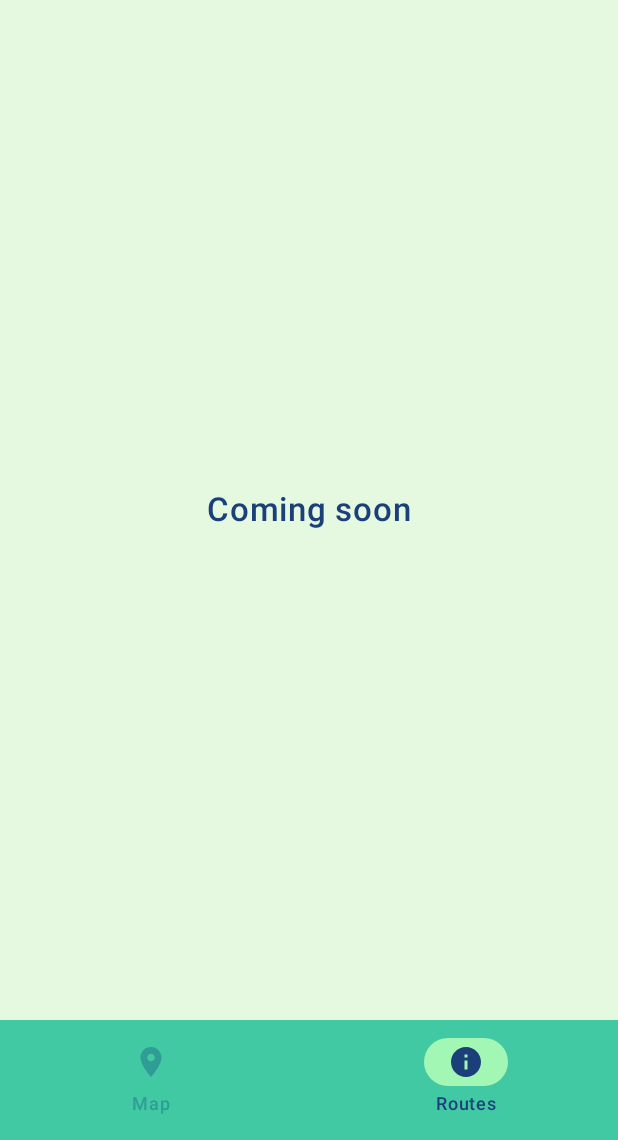
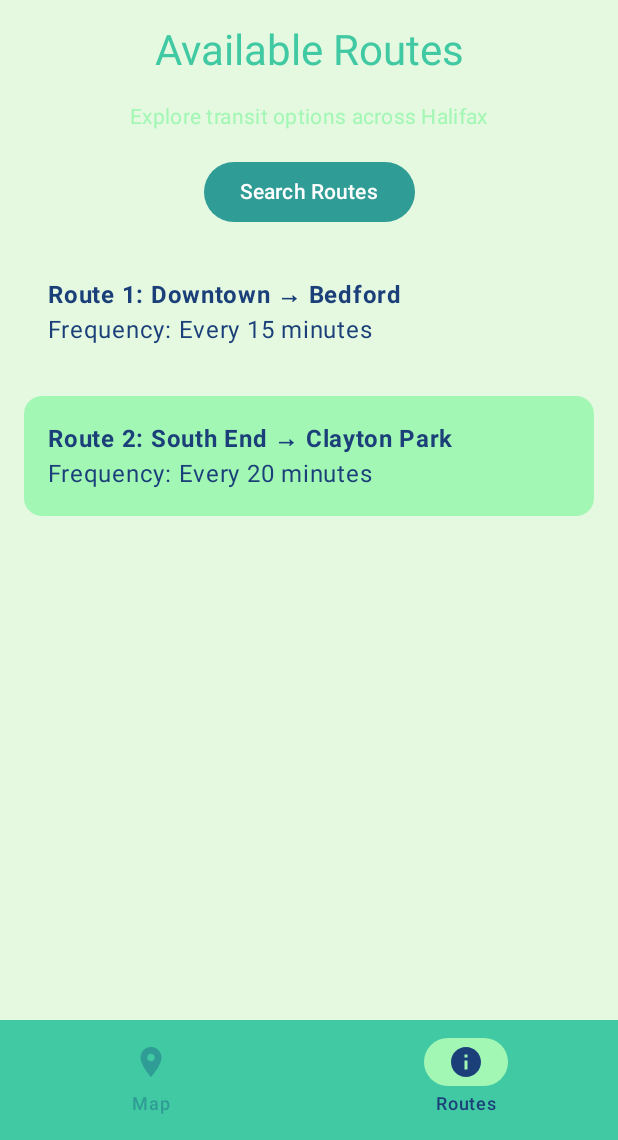
Before and after one commit to Luc-brou/Final-Project--Mobile-Dev, an Android app built with Jetpack Compose: the RoutesScreen screen opened through its navigation route, on a phone screen of 412 x 824 dp, the part 96-1236 px from its top. Run offline under Robolectric (Android 15) with nearby library versions, the phone set to English and light mode, and no system bars; libraries missing offline, so code that uses them is left out: com.google.transit.realtime, com.mapbox.geojson, com.mapbox.maps; 7 statements that could not run were skipped.

Commit message:
Themes updated, splash screen updated, placeholder routes screen

```diff
--- a/app/build.gradle.kts
+++ b/app/build.gradle.kts
@@ -66,6 +66,7 @@ dependencies {
     //
     implementation("androidx.compose.material3:material3:1.3.0")   // or latest stable
     implementation("com.google.android.material:material:1.12.0")  // Material Components
+    implementation("androidx.core:core-splashscreen:1.0.0")
 
     // GTFS transit feed - https://gtfs.org/realtime/language-bindings/java/
     implementation(group = "org.mobilitydata", name= "gtfs-realtime-bindings", version= "0.0.8")
--- a/app/src/main/java/com/example/halifaxtransit/screens/RoutesScreen.kt
+++ b/app/src/main/java/com/example/halifaxtransit/screens/RoutesScreen.kt
@@ -1,28 +1,74 @@
 package com.example.halifaxtransit.screens
 
-import androidx.compose.foundation.layout.Arrangement
-import androidx.compose.foundation.layout.Column
-import androidx.compose.foundation.layout.fillMaxSize
-import androidx.compose.material3.MaterialTheme
-import androidx.compose.material3.Text
+import androidx.compose.foundation.layout.*
+import androidx.compose.material3.*
 import androidx.compose.runtime.Composable
 import androidx.compose.ui.Alignment
 import androidx.compose.ui.Modifier
 import androidx.compose.ui.text.font.FontWeight
+import androidx.compose.ui.unit.dp
 import androidx.compose.ui.unit.sp
 
 @Composable
 fun RoutesScreen(modifier: Modifier = Modifier) {
     Column(
-        modifier = modifier.fillMaxSize(),
-        verticalArrangement = Arrangement.Center,
+        modifier = modifier
+            .fillMaxSize()
+            .padding(16.dp),
+        verticalArrangement = Arrangement.spacedBy(16.dp, Alignment.Top),
         horizontalAlignment = Alignment.CenterHorizontally
     ) {
+        // Title
         Text(
-            text = "Coming soon",
-            fontSize = 22.sp,
-            fontWeight = FontWeight.Medium,
-            color = MaterialTheme.colorScheme.onBackground
+            text = "Available Routes",
+            style = MaterialTheme.typography.headlineMedium,
+            color = MaterialTheme.colorScheme.primary
         )
+
+        // Subtitle
+        Text(
+            text = "Explore transit options across Halifax",
+            style = MaterialTheme.typography.bodyMedium,
+            color = MaterialTheme.colorScheme.secondary
+        )
+
+        // Button
+        Button(
+            onClick = { /* TODO: Add action */ },
+            colors = ButtonDefaults.buttonColors(
+                containerColor = MaterialTheme.colorScheme.tertiary,
+                contentColor = MaterialTheme.colorScheme.onTertiary
+            )
+        ) {
+            Text("Search Routes")
+        }
+
+        // Card Example
+        Card(
+            colors = CardDefaults.cardColors(
+                containerColor = MaterialTheme.colorScheme.surface,
+                contentColor = MaterialTheme.colorScheme.onSurface
+            ),
+            modifier = Modifier.fillMaxWidth()
+        ) {
+            Column(modifier = Modifier.padding(16.dp)) {
+                Text("Route 1: Downtown → Bedford", fontWeight = FontWeight.Bold)
+                Text("Frequency: Every 15 minutes")
+            }
+        }
+
+        // Another Card
+        Card(
+            colors = CardDefaults.cardColors(
+                containerColor = MaterialTheme.colorScheme.secondary,
+                contentColor = MaterialTheme.colorScheme.onSecondary
+            ),
+            modifier = Modifier.fillMaxWidth()
+        ) {
+            Column(modifier = Modifier.padding(16.dp)) {
+                Text("Route 2: South End → Clayton Park", fontWeight = FontWeight.Bold)
+                Text("Frequency: Every 20 minutes")
+            }
+        }
     }
 }
--- a/app/src/main/res/mipmap-anydpi-v26/ic_launcher.xml
+++ b/app/src/main/res/mipmap-anydpi-v26/ic_launcher.xml
@@ -1,6 +1,5 @@
 <?xml version="1.0" encoding="utf-8"?>
 <adaptive-icon xmlns:android="http://schemas.android.com/apk/res/android">
-    <background android:drawable="@drawable/ic_launcher_background" />
-    <foreground android:drawable="@drawable/ic_launcher_foreground" />
-    <monochrome android:drawable="@drawable/ic_launcher_foreground" />
+    <background android:drawable="@drawable/ic_launcher_background"/>
+    <foreground android:drawable="@drawable/ic_launcher_foreground"/>
 </adaptive-icon>
--- a/app/src/main/res/mipmap-anydpi-v26/ic_launcher_round.xml
+++ b/app/src/main/res/mipmap-anydpi-v26/ic_launcher_round.xml
@@ -1,6 +1,5 @@
 <?xml version="1.0" encoding="utf-8"?>
 <adaptive-icon xmlns:android="http://schemas.android.com/apk/res/android">
-    <background android:drawable="@drawable/ic_launcher_background" />
-    <foreground android:drawable="@drawable/ic_launcher_foreground" />
-    <monochrome android:drawable="@drawable/ic_launcher_foreground" />
+    <background android:drawable="@drawable/ic_launcher_background"/>
+    <foreground android:drawable="@drawable/ic_launcher_foreground"/>
 </adaptive-icon>
--- /dev/null
+++ b/app/src/main/res/values-v31/themes.xml
@@ -0,0 +1,18 @@
+<?xml version="1.0" encoding="utf-8"?>
+<resources>
+
+    <style name="Theme.HalifaxTransit.Splash" parent="Theme.SplashScreen">
+        <!-- Background color -->
+        <item name="android:windowSplashScreenBackground">@color/regal_navy</item>
+
+        <!-- Animated icon (use adaptive icon or AnimatedVectorDrawable) -->
+        <item name="android:windowSplashScreenAnimatedIcon">@drawable/bus</item>
+
+        <!-- Duration of icon animation -->
+        <item name="android:windowSplashScreenAnimationDuration">800</item>
+
+        <!-- Transition to main theme -->
+        <item name="postSplashScreenTheme">@style/Theme.HalifaxTransit</item>
+    </style>
+
+</resources>
--- a/app/src/main/res/values/themes.xml
+++ b/app/src/main/res/values/themes.xml
@@ -20,4 +20,20 @@
         <item name="colorOnSurface">@color/regal_navy</item>
     </style>
 
+    <!-- Splash theme -->
+    <style name="Theme.HalifaxTransit.Splash" parent="Theme.SplashScreen">
+        <!-- Background color -->
+        <item name="android:windowSplashScreenBackground">@color/regal_navy</item>
+
+        <!-- Animated icon (use adaptive icon or AnimatedVectorDrawable) -->
+        <item name="android:windowSplashScreenAnimatedIcon">@drawable/bus</item>
+
+        <!-- Duration of icon animation -->
+        <item name="android:windowSplashScreenAnimationDuration">800</item>
+
+        <!-- Transition to main theme -->
+        <item name="postSplashScreenTheme">@style/Theme.HalifaxTransit</item>
+    </style>
+
+
 </resources>
```
Also changed, not shown: app/src/main/AndroidManifest.xml (+5 -6 lines), app/src/main/res/drawable/ic_launcher_background.xml (+70 -166 lines), app/src/main/res/drawable/ic_launcher_foreground.xml (+10 -25 lines), app/src/main/ic_launcher-playstore.png (added), app/src/main/res/mipmap-hdpi/ic_launcher.webp, app/src/main/res/mipmap-hdpi/ic_launcher_round.webp, app/src/main/res/mipmap-mdpi/ic_launcher.webp, app/src/main/res/mipmap-mdpi/ic_launcher_round.webp, app/src/main/res/mipmap-xhdpi/ic_launcher.webp, app/src/main/res/mipmap-xhdpi/ic_launcher_round.webp, app/src/main/res/mipmap-xxhdpi/ic_launcher.webp, app/src/main/res/mipmap-xxhdpi/ic_launcher_round.webp, app/src/main/res/mipmap-xxxhdpi/ic_launcher.webp, app/src/main/res/mipmap-xxxhdpi/ic_launcher_round.webp.
